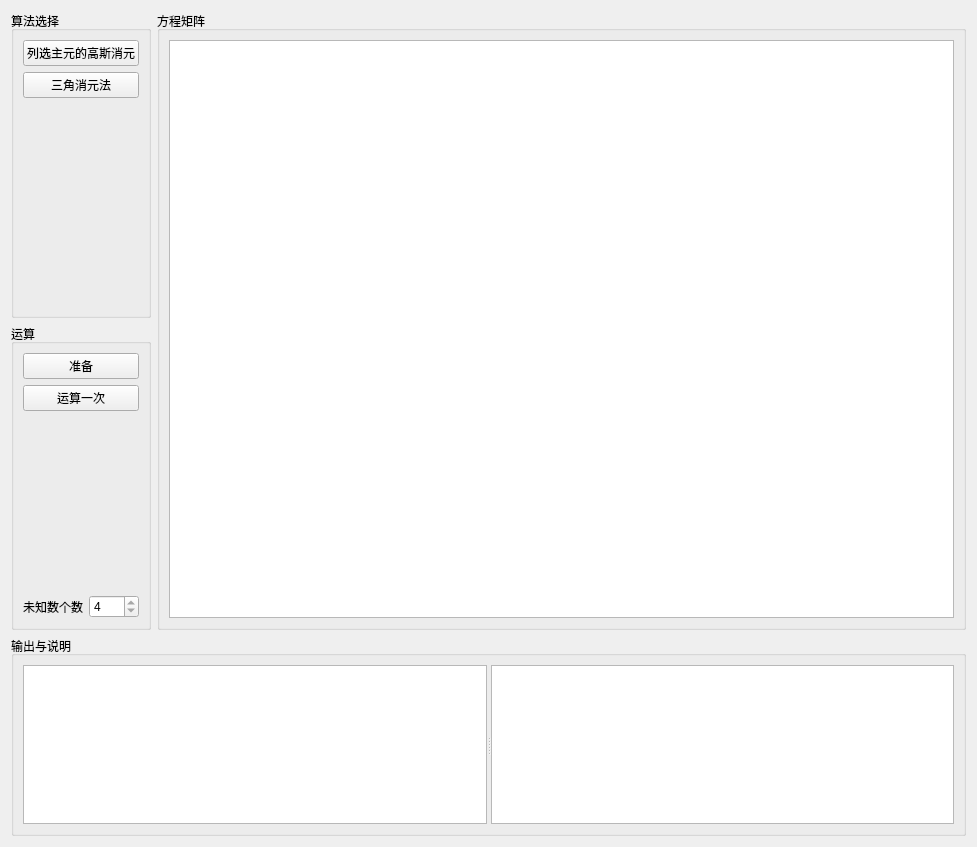
The window that source/num/Frame/FrameEquationGroup/EquationGroup.ui (muaying/num) describes before a commit, drawn with Qt 5.
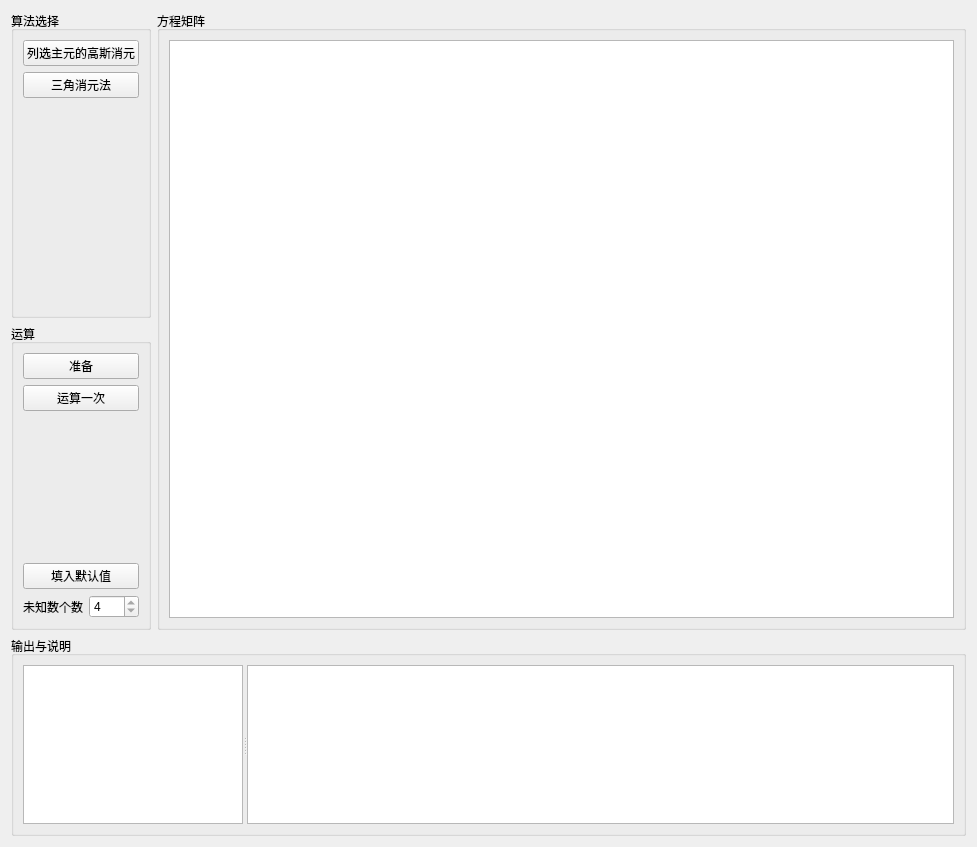
The same window after the commit.

```diff
--- a/source/num/Frame/FrameEquationGroup/EquationGroup.ui
+++ b/source/num/Frame/FrameEquationGroup/EquationGroup.ui
@@ -114,6 +114,13 @@
         </property>
        </spacer>
       </item>
+      <item>
+       <widget class="QPushButton" name="btn_reset">
+        <property name="text">
+         <string>填入默认值</string>
+        </property>
+       </widget>
+      </item>
       <item>
        <layout class="QHBoxLayout" name="horizontalLayout">
         <item>
@@ -162,6 +169,12 @@
          <enum>Qt::Horizontal</enum>
         </property>
         <widget class="QPlainTextEdit" name="info">
+         <property name="maximumSize">
+          <size>
+           <width>220</width>
+           <height>16777215</height>
+          </size>
+         </property>
          <property name="readOnly">
           <bool>true</bool>
          </property>
```
